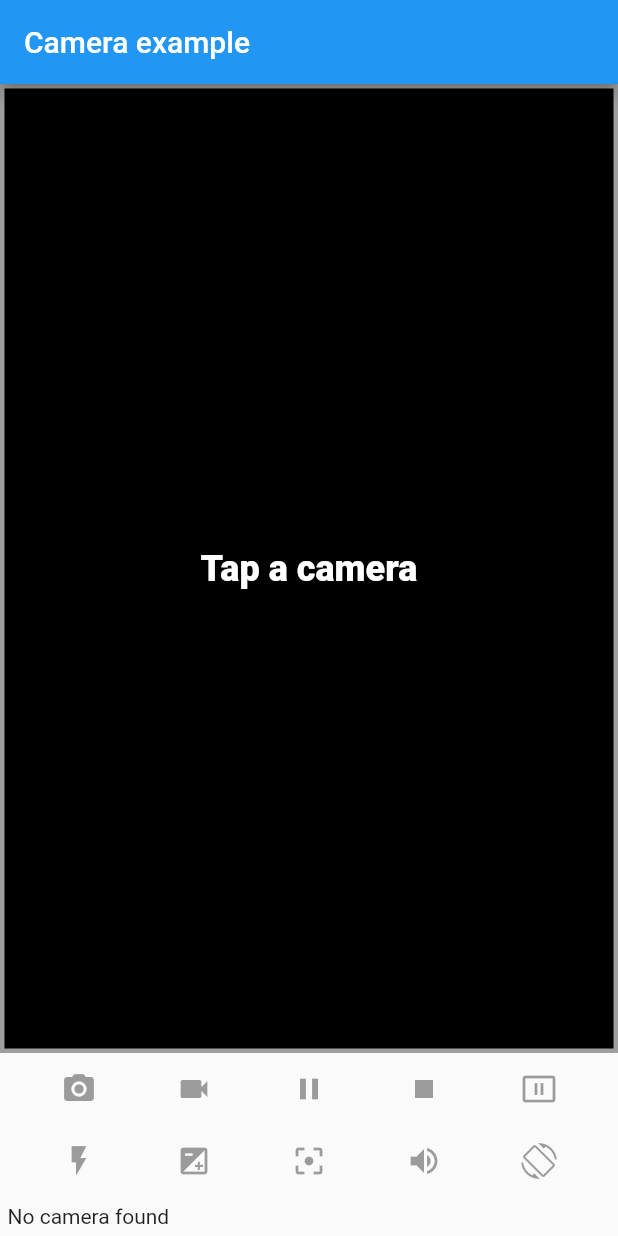
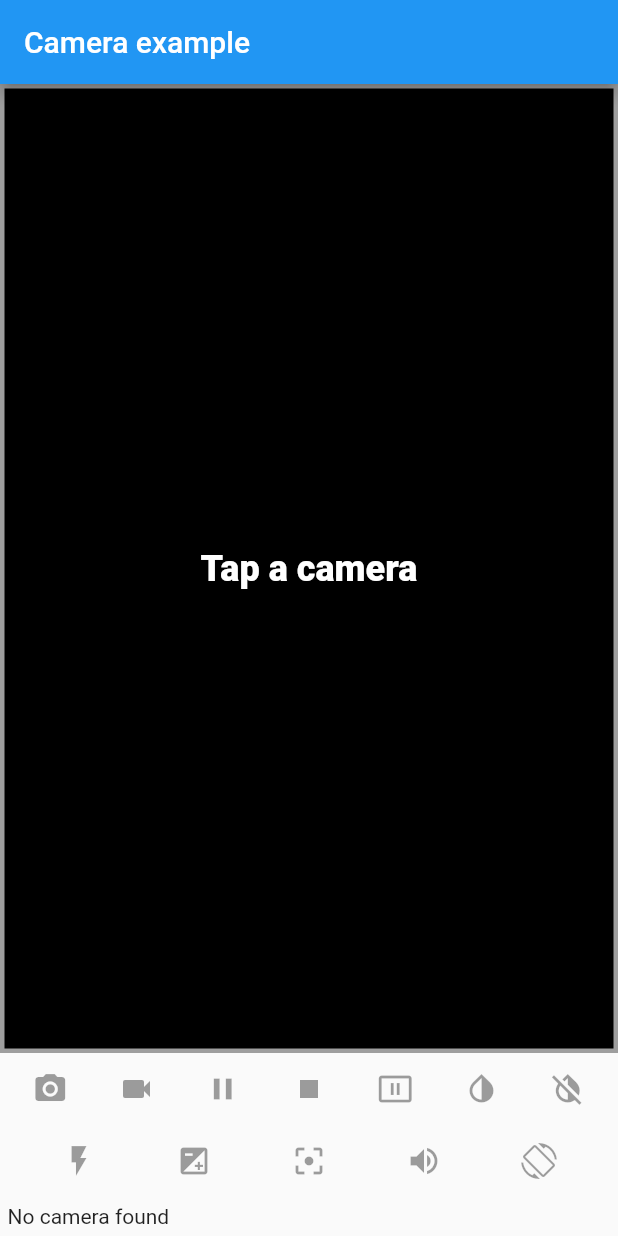
Before and after one commit to Aardman/flutter-camera-greenscreen, a Flutter app: the screen it shows after launch, on a phone screen of 412 x 824 dp. Run offline on Flutter 3.47's test engine with Material 2 defaults, Android fonts, the phone set to English and light mode, and no system bars; our stand-ins replace cross_file, plugin_platform_interface, stream_transform, video_player; missing offline and left inert: dart:html, dart:js_util.

Commit message:
Updated sample app

```diff
--- a/camera_greenscreen/camera/example/lib/main.dart
+++ b/camera_greenscreen/camera/example/lib/main.dart
@@ -557,16 +557,57 @@ class _CameraExampleHomeState extends State<CameraExampleHome>
               : null,
         ),
         IconButton(
-          icon: const Icon(Icons.pause_presentation),
-          color:
-              cameraController != null && cameraController.value.isPreviewPaused
-                  ? Colors.red
-                  : Colors.blue,
-          onPressed:
-              cameraController == null ? null : onPausePreviewButtonPressed,
-        ),
+            icon: const Icon(Icons.pause_presentation),
+            color: cameraController != null &&
+                    cameraController.value.isPreviewPaused
+                ? Colors.red
+                : Colors.blue,
+            onPressed:
+                cameraController == null ? null : onPausePreviewButtonPressed),
+        IconButton(
+            icon: const Icon(Icons.invert_colors),
+            color: Colors.green,
+            onPressed:
+                cameraController == null ? null : onChromakeyEnablePressed),
+        IconButton(
+            icon: const Icon(Icons.invert_colors_off),
+            color: Colors.grey,
+            onPressed:
+                cameraController == null ? null : onChromakeyDisablePressed),
       ],
     );
+  }
+
+//Aardman-animator - basic demonstration of API for Chromakey
+
+  Future<void> onChromakeyEnablePressed() async {
+    final CameraController? cameraController = controller;
+
+    if (cameraController == null || !cameraController.value.isInitialized) {
+      showInSnackBar('Error: select a camera first.');
+      return;
+    }
+
+    await cameraController.enableFilters();
+
+    if (mounted) {
+      setState(() {});
+    }
+  }
+
+  Future<void> onChromakeyDisablePressed() async {
+    final CameraController? cameraController = controller;
+
+    if (cameraController == null || !cameraController.value.isInitialized) {
+      showInSnackBar('Error: select a camera first.');
+      return;
+    }
+
+    await cameraController.disableFilters();
+
+    if (mounted) {
+      setState(() {});
+    }
   }
 
   /// Display a row of toggle to select the camera (or a message if no camera is available).
@@ -814,8 +855,6 @@ class _CameraExampleHomeState extends State<CameraExampleHome>
       await cameraController.pausePreview();
     }
 
-    cameraController.enableFilters();
-
     if (mounted) {
       setState(() {});
     }
```
